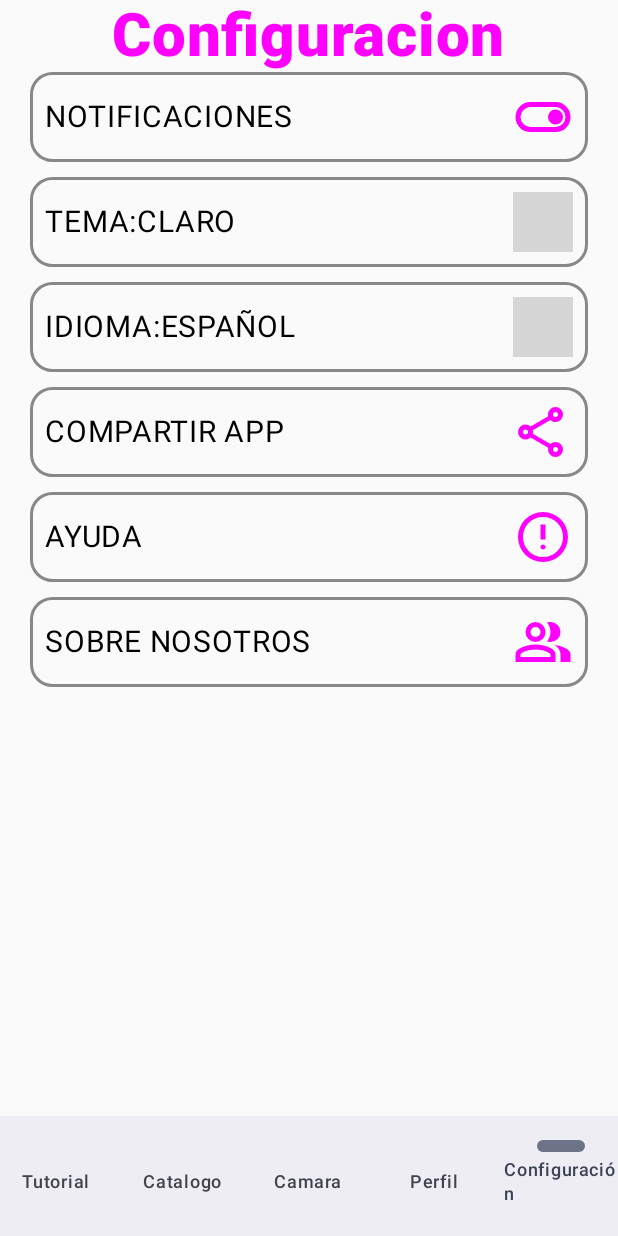
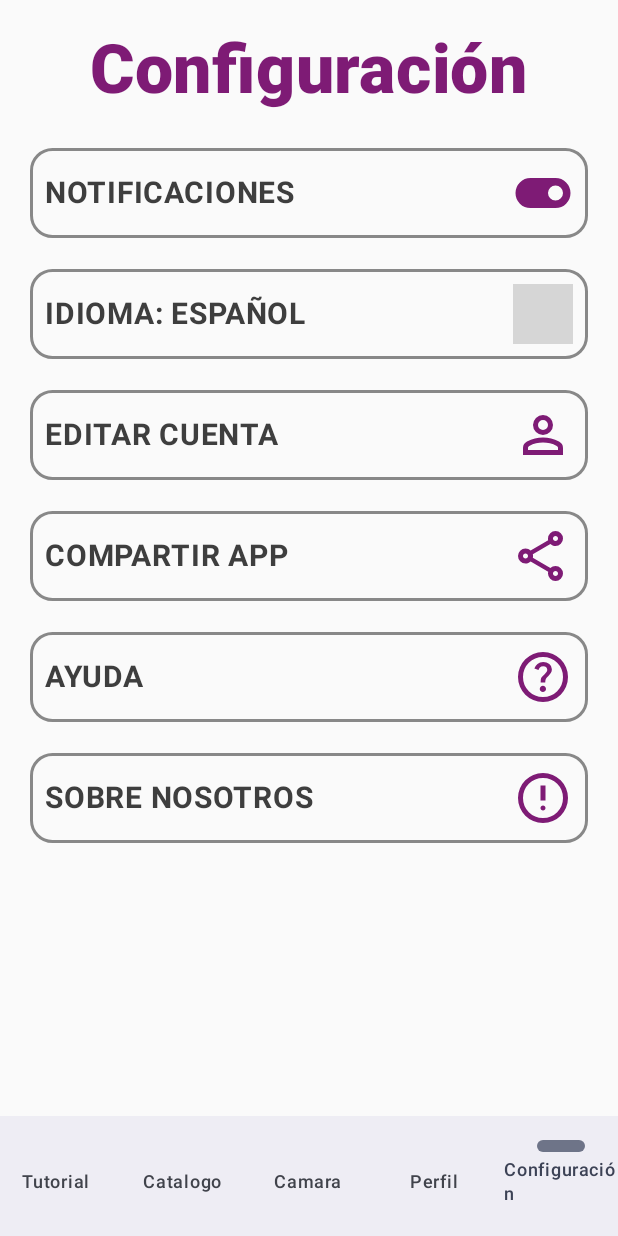
Before and after one commit to DanielCarrenoMar/Deco-AR, an Android app built with Jetpack Compose: the screen it shows after launch (MainActivity), item 5 of the bottom bar chosen, on a phone screen of 412 x 824 dp. Run offline under Robolectric (Android 15) with nearby library versions, the phone set to English and light mode, and no system bars; our stand-ins replace Dagger/Hilt's generated code; grey boxes are pictures that could not be loaded.

Commit message:
feature: Update ConfigurationScreen UI and add new icons

```diff
--- a/app/src/main/java/com/app/homear/ui/screens/configuracion/ConfigurationScreen.kt
+++ b/app/src/main/java/com/app/homear/ui/screens/configuracion/ConfigurationScreen.kt
@@ -34,11 +34,13 @@ import androidx.compose.ui.Modifier
 import androidx.compose.ui.draw.scale
 import androidx.compose.ui.graphics.Color
 import androidx.compose.ui.res.painterResource
+import androidx.compose.ui.text.font.Font
 import androidx.compose.ui.text.font.FontWeight
 import androidx.compose.ui.tooling.preview.Preview
 import androidx.compose.ui.unit.dp
 import androidx.compose.ui.unit.sp
 import androidx.compose.ui.zIndex
+import androidx.core.graphics.toColorInt
 import androidx.hilt.navigation.compose.hiltViewModel
 import com.app.homear.ui.component.NavBard
 import com.app.homear.ui.screens.profile.ProfileViewModel
@@ -57,37 +59,38 @@ fun ConfigurationScreen(
             .fillMaxSize()
             .padding(start = 20.dp, end = 20.dp)
         ,
+
     )
     {
         //column para que los elementos se posicionen uno debajo de otro
-        Column()
+        Column(verticalArrangement = Arrangement.spacedBy(5.dp))
         {
             //contenedor para el titulo
-            Box(modifier = Modifier.fillMaxWidth())
+            Box(modifier = Modifier.fillMaxWidth().padding(vertical = 20.dp))
             {
                 //titulo de la pantalla
                 Text(
-                    text = "Configuracion",
-                    fontSize = 40.sp,
+                    text = "Configuración",
+                    fontSize = 45.sp,
                     fontWeight = FontWeight.W800,
-                    color = Color.Magenta,
+                    color = Color("#7E1B75".toColorInt()),
                     modifier = Modifier.align(Alignment.TopCenter)
                 )
             }
 
             //Opciones de la pantalla
-            OptionConfiguracionCheck("NOTIFICACIONES", R.drawable.icono_toggle_on, R.drawable.icono_toggle_off, true)
-            OptionConfiguracionCheck("TEMA:CLARO", R.drawable.icono_light_mode, R.drawable.icono_light_mode, true)
+            OptionConfiguracionCheck("NOTIFICACIONES", R.drawable.icono_toggle_on_fill, R.drawable.icono_toggle_off_fill, true, {}, {})
 
             //crear lista de opciones dropmenu
             var idiomas = listOf<String>("ESPAÑOL", "INGLES", "FRANCES")
             //IDIOMA:ESPAÑOL es el valor por defecto
-            OptionConfiguracionDropMenu("IDIOMA:ESPAÑOL", R.drawable.icono_sms, idiomas)
+            OptionConfiguracionDropMenu("IDIOMA: ESPAÑOL", R.drawable.icono_sms, idiomas)
 
             //botones normales
-            OptionConfiguracion("COMPARTIR APP", R.drawable.icono_share)
-            OptionConfiguracion("AYUDA", R.drawable.icono_error)
-            OptionConfiguracion("SOBRE NOSOTROS", R.drawable.icono_group)
+            OptionConfiguracion("EDITAR CUENTA", R.drawable.icono_person, {})
+            OptionConfiguracion("COMPARTIR APP", R.drawable.icono_share, {})
+            OptionConfiguracion("AYUDA", R.drawable.icono_help, {})
+            OptionConfiguracion("SOBRE NOSOTROS", R.drawable.icono_error, {})
         }
 
     }
@@ -117,9 +120,10 @@ esta funcion composable define a las celdas de las opciones
 @param nombre: define el texto que va a tener la opcion
 @param idImagen: recibe la direccion de donde esta almacenado el icono de la opcion,
 dicha direccion la retorna el metodo R.drawable.nombreDelarchivo
+ @param onclick es la funcion que se ejecuta cuando haces click
  */
 @Composable
-fun OptionConfiguracion(nombre: String, idImagen: Int)
+fun OptionConfiguracion(nombre: String, idImagen: Int, onCLick: () -> Unit)
 {
     // Configuración de la animación de escala
     val interactionSource = remember { MutableInteractionSource() }
@@ -148,7 +152,8 @@ fun OptionConfiguracion(nombre: String, idImagen: Int)
                     indication = null
                 )
                 {
-                    //codigo que reaacione al click
+                    //codigo que reacione al click
+                    onCLick()
                 }
 
 
@@ -161,13 +166,15 @@ fun OptionConfiguracion(nombre: String, idImagen: Int)
                     text = nombre,
                     modifier = Modifier.align(Alignment.CenterStart),
                     fontSize = 20.sp,
+                    color = Color("#3E3E3E".toColorInt()),
+                    fontWeight = FontWeight.Bold
                 )
                 // aqui se carga el icono
                 Icon(
                     painter = painterResource(idImagen),
                     contentDescription = "icono Favorito",
                     modifier = Modifier.align(Alignment.CenterEnd).size(40.dp),
-                    tint = Color.Magenta,
+                    tint = Color("#7E1B75".toColorInt())
 
                     )
             }
@@ -186,14 +193,17 @@ fun OptionConfiguracion(nombre: String, idImagen: Int)
  *                     dicha direccion la retorna el metodo R.drawable.nombreDelarchivo
  *    @param idImagenOff: recibe la direccion de donde esta almacenado el icono de la opcion,
  *                     dicha direccion la retorna el metodo R.drawable.nombreDelarchivo
- *    @param active: define el estado inicial del objeto
+ *    @param isActive: define el estado inicial del objeto
+ *    @param active: es la funcion que se ejecuta cuando se activa
+ *    @param disabled: es la funcion que se ejecuta cuando se desactiva
+ *
  */
 
 @Composable
-fun OptionConfiguracionCheck(nombre: String, idImagenOn: Int, idImagenOff: Int ,active: Boolean)
+fun OptionConfiguracionCheck(nombre: String, idImagenOn: Int, idImagenOff: Int ,isActive: Boolean, active:() -> Unit, disabled:() -> Unit,)
 {
     var colorIcono by remember { mutableStateOf(Color.Magenta) }
-    var isActive by remember { mutableStateOf(active) }
+    var isActive by remember { mutableStateOf(isActive) }
     var idImagen by remember { mutableStateOf(idImagenOn) }
 
 
@@ -240,12 +250,17 @@ fun OptionConfiguracionCheck(nombre: String, idImagenOn: Int, idImagenOff: Int ,
                     indication = null
                 )
                 {
-                    if (isActive) {
+                    if (isActive)
+                    {
                         colorIcono = Color.Black
                         isActive = false
-                    } else {
+                        disabled()
+                    }
+                    else
+                    {
                         colorIcono = Color.Magenta
                         isActive = true
+                        active()
                     }
                 }
 
@@ -259,13 +274,15 @@ fun OptionConfiguracionCheck(nombre: String, idImagenOn: Int, idImagenOff: Int ,
                     text = nombre,
                     modifier = Modifier.align(Alignment.CenterStart),
                     fontSize = 20.sp,
+                    color = Color("#3E3E3E".toColorInt()),
+                    fontWeight = FontWeight.Bold
                 )
                 // aqui se carga el icono
                 Icon(
                     painter = painterResource(idImagen),
                     contentDescription = "icono Favorito",
                     modifier = Modifier.align(Alignment.CenterEnd).size(40.dp),
-                    tint = colorIcono,
+                    tint = Color("#7E1B75".toColorInt()),
 
                     )
             }
@@ -336,13 +353,15 @@ fun OptionConfiguracionDropMenu(nombre: String, idImagen: Int, opciones: List<St
                     text = name,
                     modifier = Modifier.align(Alignment.CenterStart),
                     fontSize = 20.sp,
+                    color = Color("#3E3E3E".toColorInt()),
+                    fontWeight = FontWeight.Bold
                 )
                 // aqui se carga el icono
                 Icon(
                     painter = painterResource(idImagen),
                     contentDescription = "icono Favorito",
                     modifier = Modifier.align(Alignment.CenterEnd).size(40.dp),
-                    tint = Color.Magenta,
+                    tint = Color("#7E1B75".toColorInt()),
 
                     )
             }
@@ -373,3 +392,16 @@ fun OptionConfiguracionDropMenu(nombre: String, idImagen: Int, opciones: List<St
     //este es el margin entre los elementos
     Spacer(modifier = Modifier.height(10.dp))
 }
+
+
+//composable para preview de la pantalla
+@Preview(showBackground = true)
+@Composable
+fun GreetingPreview() {
+    ConfigurationScreen(
+        navigateToCamera = {},
+        navigateToCatalog = {},
+        navigateToProfile = {},
+        navigateToTutorial = {}
+    )
+}
--- /dev/null
+++ b/app/src/main/res/drawable/icono_help.xml
@@ -0,0 +1,9 @@
+<vector xmlns:android="http://schemas.android.com/apk/res/android"
+    android:width="24dp"
+    android:height="24dp"
+    android:viewportWidth="960"
+    android:viewportHeight="960">
+  <path
+      android:pathData="M478,720q21,0 35.5,-14.5T528,670q0,-21 -14.5,-35.5T478,620q-21,0 -35.5,14.5T428,670q0,21 14.5,35.5T478,720ZM442,566h74q0,-33 7.5,-52t42.5,-52q26,-26 41,-49.5t15,-56.5q0,-56 -41,-86t-97,-30q-57,0 -92.5,30T342,342l66,26q5,-18 22.5,-39t53.5,-21q32,0 48,17.5t16,38.5q0,20 -12,37.5T506,434q-44,39 -54,59t-10,73ZM480,880q-83,0 -156,-31.5T197,763q-54,-54 -85.5,-127T80,480q0,-83 31.5,-156T197,197q54,-54 127,-85.5T480,80q83,0 156,31.5T763,197q54,54 85.5,127T880,480q0,83 -31.5,156T763,763q-54,54 -127,85.5T480,880ZM480,800q134,0 227,-93t93,-227q0,-134 -93,-227t-227,-93q-134,0 -227,93t-93,227q0,134 93,227t227,93ZM480,480Z"
+      android:fillColor="#1f1f1f"/>
+</vector>
--- /dev/null
+++ b/app/src/main/res/drawable/icono_person.xml
@@ -0,0 +1,9 @@
+<vector xmlns:android="http://schemas.android.com/apk/res/android"
+    android:width="24dp"
+    android:height="24dp"
+    android:viewportWidth="960"
+    android:viewportHeight="960">
+  <path
+      android:pathData="M480,480q-66,0 -113,-47t-47,-113q0,-66 47,-113t113,-47q66,0 113,47t47,113q0,66 -47,113t-113,47ZM160,800v-112q0,-34 17.5,-62.5T224,582q62,-31 126,-46.5T480,520q66,0 130,15.5T736,582q29,15 46.5,43.5T800,688v112L160,800ZM240,720h480v-32q0,-11 -5.5,-20T700,654q-54,-27 -109,-40.5T480,600q-56,0 -111,13.5T260,654q-9,5 -14.5,14t-5.5,20v32ZM480,400q33,0 56.5,-23.5T560,320q0,-33 -23.5,-56.5T480,240q-33,0 -56.5,23.5T400,320q0,33 23.5,56.5T480,400ZM480,320ZM480,720Z"
+      android:fillColor="#1f1f1f"/>
+</vector>
--- /dev/null
+++ b/app/src/main/res/drawable/icono_toggle_off_fill.xml
@@ -0,0 +1,9 @@
+<vector xmlns:android="http://schemas.android.com/apk/res/android"
+    android:width="24dp"
+    android:height="24dp"
+    android:viewportWidth="960"
+    android:viewportHeight="960">
+  <path
+      android:pathData="M280,720q-100,0 -170,-70T40,480q0,-100 70,-170t170,-70h400q100,0 170,70t70,170q0,100 -70,170t-170,70L280,720ZM280,600q50,0 85,-35t35,-85q0,-50 -35,-85t-85,-35q-50,0 -85,35t-35,85q0,50 35,85t85,35Z"
+      android:fillColor="#1f1f1f"/>
+</vector>
--- /dev/null
+++ b/app/src/main/res/drawable/icono_toggle_on_fill.xml
@@ -0,0 +1,9 @@
+<vector xmlns:android="http://schemas.android.com/apk/res/android"
+    android:width="24dp"
+    android:height="24dp"
+    android:viewportWidth="960"
+    android:viewportHeight="960">
+  <path
+      android:pathData="M280,720q-100,0 -170,-70T40,480q0,-100 70,-170t170,-70h400q100,0 170,70t70,170q0,100 -70,170t-170,70L280,720ZM680,600q50,0 85,-35t35,-85q0,-50 -35,-85t-85,-35q-50,0 -85,35t-35,85q0,50 35,85t85,35Z"
+      android:fillColor="#1f1f1f"/>
+</vector>
```
